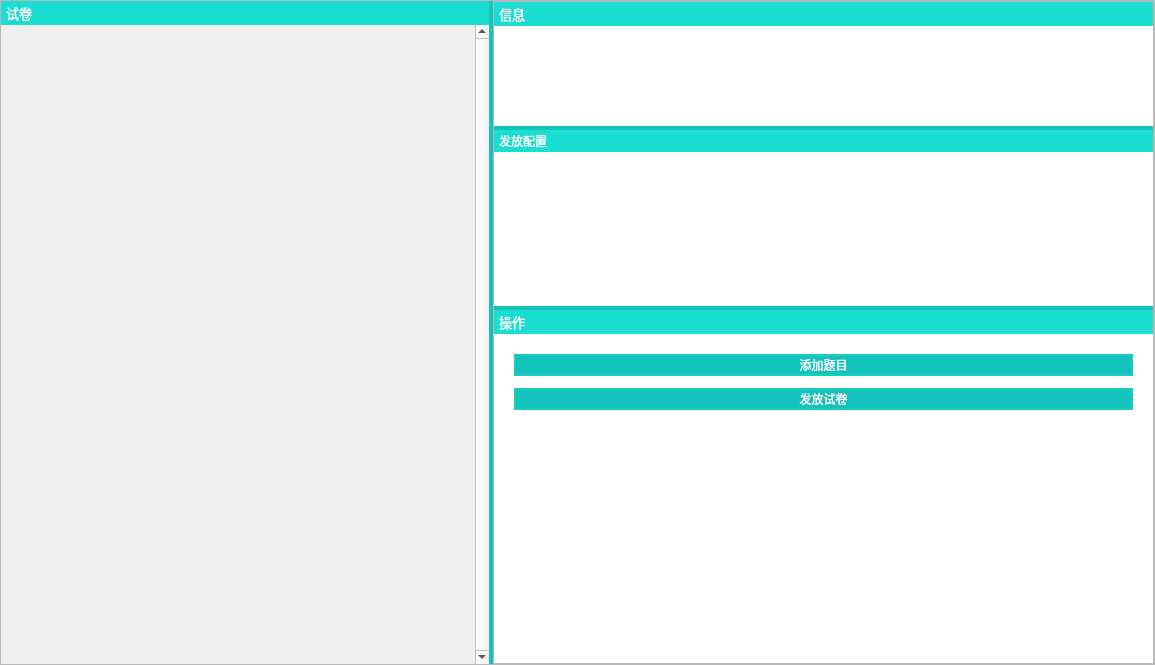
Before: the Qt Designer form SubWidget/editview.ui in jkjkil4/ExamSysTeacher, drawn with Qt 5.
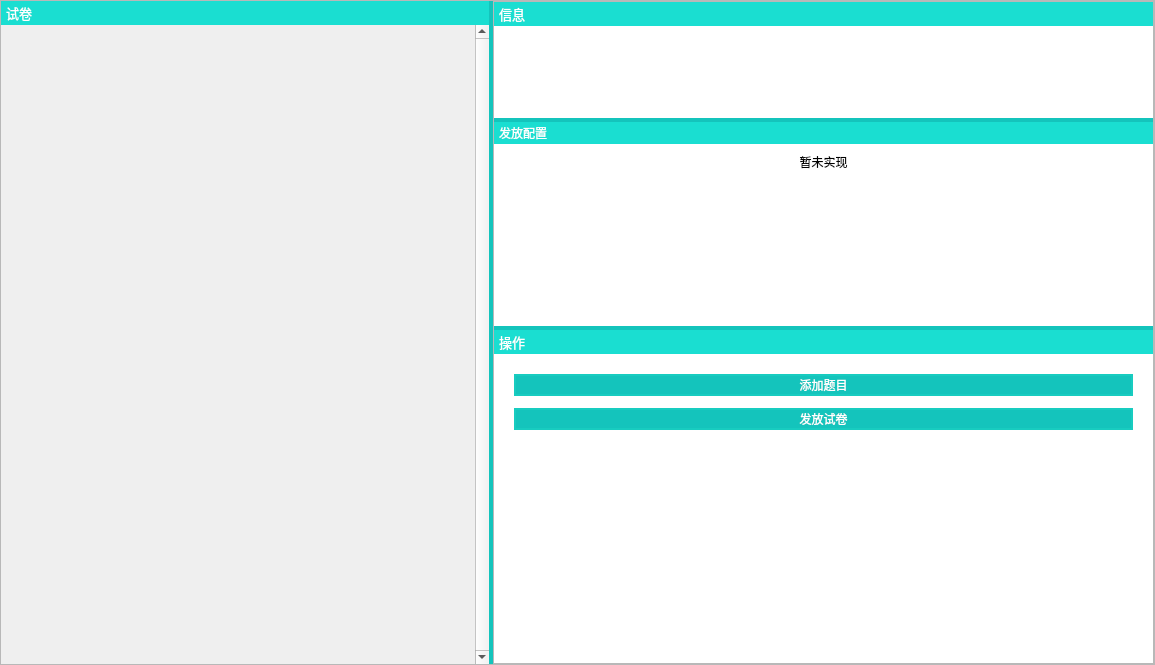
After: the same form once the commit is applied.

What changed in the file:
```diff
--- a/SubWidget/editview.ui
+++ b/SubWidget/editview.ui
@@ -268,6 +268,16 @@
         <item>
          <widget class="QWidget" name="widgetConf2" native="true">
           <layout class="QVBoxLayout" name="verticalLayout_8">
+           <item>
+            <widget class="QLabel" name="labelConfUnfinished">
+             <property name="text">
+              <string>暂未实现</string>
+             </property>
+             <property name="alignment">
+              <set>Qt::AlignCenter</set>
+             </property>
+            </widget>
+           </item>
            <item>
             <spacer name="verSpacerConf">
              <property name="orientation">
```
